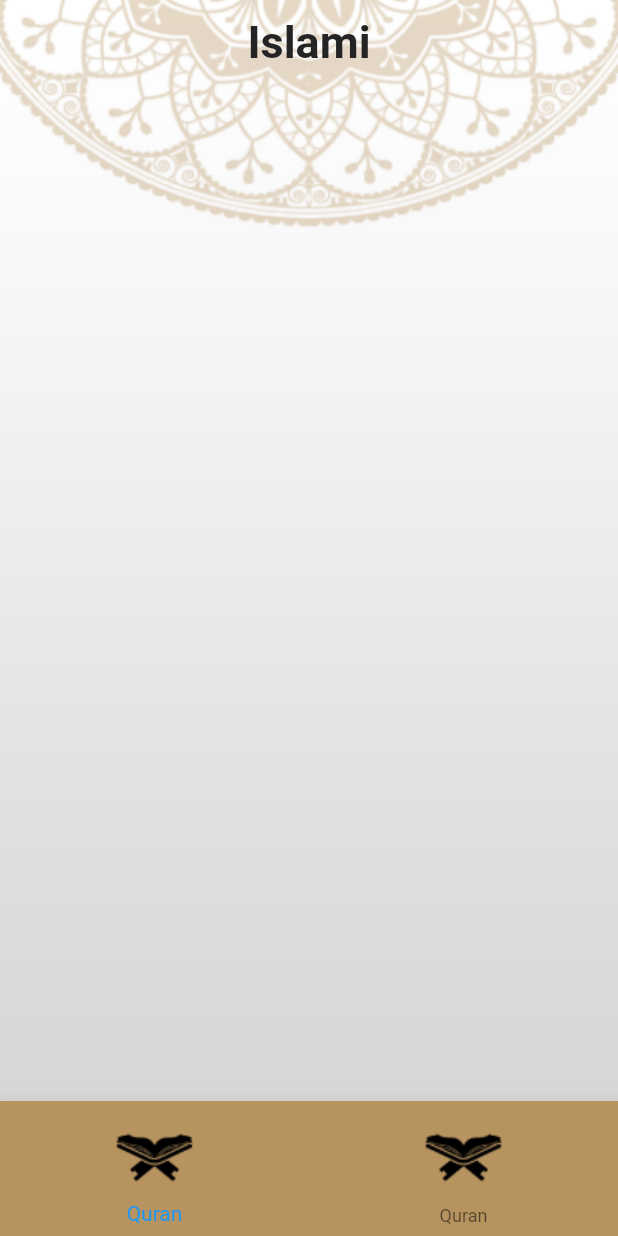
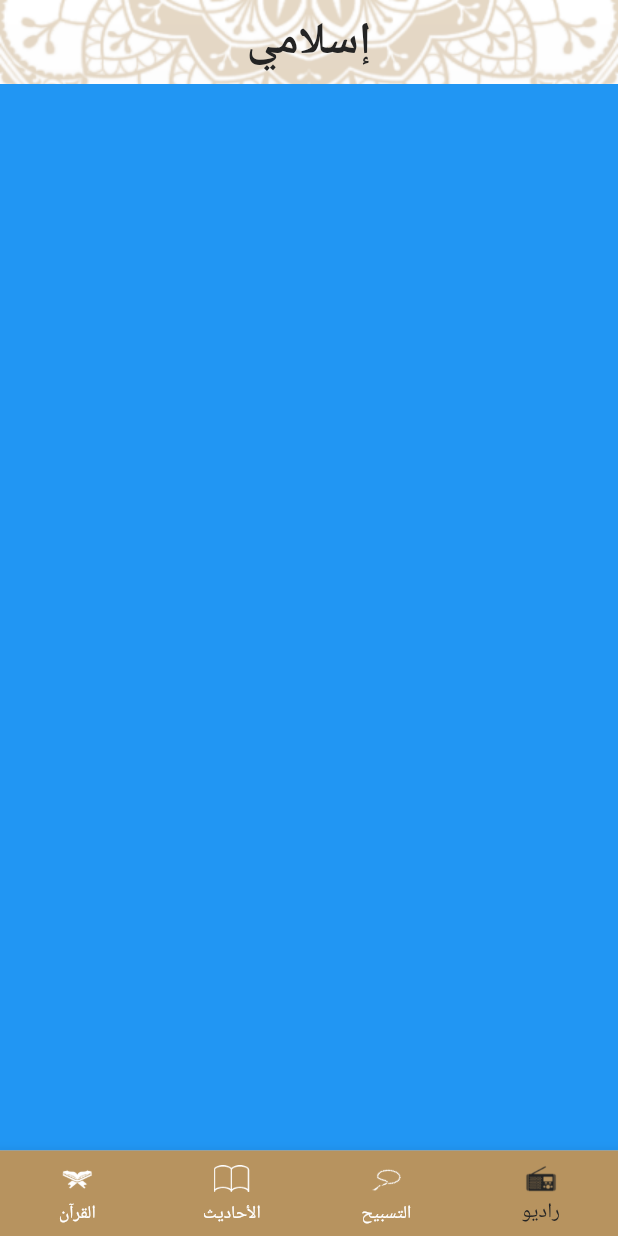
Before and after one commit to BasmaElsisy1/islamic__app, a Flutter app: the screen it shows after launch, on a phone screen of 412 x 824 dp. Run offline on Flutter 3.47's test engine with Material 2 defaults, Android fonts, the phone set to English and light mode, and no system bars; generated files the repository leaves out were written again.

Commit message:
localization

```diff
--- /dev/null
+++ b/l10n.yaml
@@ -0,0 +1,3 @@
+arb-dir: lib/l10n
+template-arb-file: app_en.arb
+output-localization-file: app_localizations.dart
--- a/lib/home.dart
+++ b/lib/home.dart
@@ -1,7 +1,19 @@
 import 'package:flutter/material.dart';
+import 'package:islamic/home/tabs/ahadeth/ahadeth_screen.dart';
+import 'package:islamic/home/tabs/quran/quran_screen.dart';
+import 'package:islamic/home/tabs/radio/radio_screen.dart';
+import 'package:islamic/home/tabs/sebha/Sebha_screen.dart';
+import 'package:flutter_gen/gen_l10n/app_localizations.dart';
 
-class HomeScreen extends StatelessWidget {
+class HomeScreen extends StatefulWidget {
   static const String routeName = 'Home';
+
+  @override
+  State<HomeScreen> createState() => _HomeScreenState();
+}
+
+class _HomeScreenState extends State<HomeScreen> {
+  int current_index = 0;
 
   @override
   Widget build(BuildContext context) {
@@ -15,24 +27,46 @@ class HomeScreen extends StatelessWidget {
         Scaffold(
           appBar: AppBar(
             centerTitle: true,
-            title: Text('Islami', style: Theme.of(context).textTheme.headline1),
+            title: Text(AppLocalizations.of(context)!.islami, style: Theme.of(context).textTheme.headline1),
           ),
           bottomNavigationBar: BottomNavigationBar(
-            backgroundColor: Color.fromRGBO(183, 147, 95, 1.0),
+            type: BottomNavigationBarType.fixed,
+            currentIndex: current_index,
+            onTap: (index){
+              current_index = index;
+              setState(() {
+
+              });
+            },
             items: [
-
               BottomNavigationBarItem(
-                icon: Image.asset('assets/images/quran.png', color: Colors.black,),
-                label: 'Quran'
+                icon: ImageIcon(AssetImage('assets/images/radio.png')),
+                label: AppLocalizations.of(context)!.radio,
+                backgroundColor: Color.fromRGBO(183, 147, 95, 1.0),
               ),
               BottomNavigationBarItem(
-                  icon: Image.asset('assets/images/quran.png', color: Colors.black,),
-                  label: 'Quran'
-              ),
+                  icon: ImageIcon(AssetImage('assets/images/sebha.png')),
+                  label: AppLocalizations.of(context)!.sebha,
+                  backgroundColor: Color.fromRGBO(183, 147, 95, 1.0)),
+              BottomNavigationBarItem(
+                  icon: ImageIcon(AssetImage('assets/images/ahadeth.png')),
+                  label: AppLocalizations.of(context)!.ahadeth,
+                  backgroundColor: Color.fromRGBO(183, 147, 95, 1.0)),
+              BottomNavigationBarItem(
+                  icon: ImageIcon(AssetImage('assets/images/quran.png')),
+                  label: AppLocalizations.of(context)!.quran,
+                  backgroundColor: Color.fromRGBO(183, 147, 95, 1.0)),
             ],
           ),
+          body: screen[current_index],
         ),
       ],
     );
   }
+  List<Widget> screen = [
+    RadioScreen(),
+    SebhaScreen(),
+    AhadethScreen(),
+    QuranScreen()
+  ];
 }
--- /dev/null
+++ b/lib/home/tabs/radio/radio_screen.dart
@@ -0,0 +1,10 @@
+import 'package:flutter/material.dart';
+
+class RadioScreen extends StatelessWidget {
+  @override
+  Widget build(BuildContext context) {
+    return Container(
+      color: Colors.blue,
+    );
+  }
+}
--- /dev/null
+++ b/lib/l10n/app_ar.arb
@@ -0,0 +1,7 @@
+{
+  "islami" : "إسلامي",
+  "quran": "القرآن",
+  "ahadeth" : "الأحاديث",
+  "sebha": "التسبيح",
+  "radio" : "راديو"
+}
--- a/lib/main.dart
+++ b/lib/main.dart
@@ -1,6 +1,8 @@
 import 'package:flutter/material.dart';
 import 'package:islamic/theme_details.dart';
 import 'home.dart';
+import 'package:flutter_localizations/flutter_localizations.dart';
+import 'package:flutter_gen/gen_l10n/app_localizations.dart';
 
 void main() {
   runApp(MyApplication());
@@ -16,6 +18,17 @@ class MyApplication extends StatelessWidget {
       theme: ThemeDetails.lightTheme,
       darkTheme: ThemeDetails.darkTheme,
       themeMode: ThemeMode.light,
+      localizationsDelegates: [
+        AppLocalizations.delegate,
+        GlobalMaterialLocalizations.delegate,
+        GlobalWidgetsLocalizations.delegate,
+        GlobalCupertinoLocalizations.delegate,
+      ],
+      locale: Locale('ar'),
+      supportedLocales: [
+        Locale('en'), // English, no country code
+        Locale('ar'), // Spanish, no country code
+      ],
     );
   }
 }
--- a/lib/theme_details.dart
+++ b/lib/theme_details.dart
@@ -5,19 +5,18 @@ class ThemeDetails {
   static const GoldColor = Color.fromRGBO(183, 147, 95, 1.0);
   static ThemeData lightTheme = ThemeData(
       scaffoldBackgroundColor: Colors.transparent,
-      appBarTheme:
-          AppBarTheme(backgroundColor: Colors.transparent, elevation: 0.0,
-              titleTextStyle:TextStyle(
-                  fontSize: 30,
-                  color: blackColor,
-                  fontWeight: FontWeight.bold
-              ) ),
+      appBarTheme: AppBarTheme(
+          backgroundColor: Colors.transparent,
+          elevation: 0.0,
+          titleTextStyle: TextStyle(
+              fontSize: 30, color: blackColor, fontWeight: FontWeight.bold)),
       textTheme: TextTheme(
           headline1: TextStyle(
-        fontSize: 30,
-        color: blackColor,
-            fontWeight: FontWeight.bold
-      )));
+              fontSize: 30, color: blackColor, fontWeight: FontWeight.bold)),
+      bottomNavigationBarTheme: BottomNavigationBarThemeData(
+          backgroundColor: GoldColor,
+          selectedItemColor: blackColor,
+          unselectedItemColor: Colors.white));
   static ThemeData darkTheme = ThemeData(
       scaffoldBackgroundColor: Colors.transparent,
       appBarTheme: AppBarTheme(backgroundColor: Colors.transparent));
--- a/pubspec.yaml
+++ b/pubspec.yaml
@@ -31,6 +31,9 @@ environment:
 dependencies:
   flutter:
     sdk: flutter
+  flutter_localizations: # Add this line
+    sdk: flutter         # Add this line
+  intl: ^0.17.0
 
 
   # The following adds the Cupertino Icons font to your application.
@@ -53,7 +56,7 @@ dev_dependencies:
 
 # The following section is specific to Flutter packages.
 flutter:
-
+  generate: true
   # The following line ensures that the Material Icons font is
   # included with your application, so that you can use the icons in
   # the material Icons class.
```
Also changed, not shown: lib/home/tabs/ahadeth/ahadeth_screen.dart (added, +10 -0 lines), lib/home/tabs/quran/quran_screen.dart (added, +10 -0 lines), lib/home/tabs/sebha/Sebha_screen.dart (added, +10 -0 lines), lib/l10n/app_en.arb (added, +7 -0 lines), pubspec.lock.
